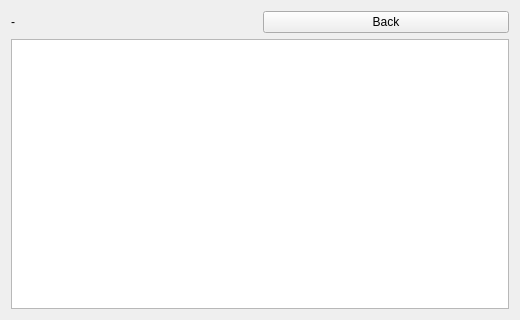
Old version of the form listwidget.ui in the repository Attention-C7/MusicPlayer.
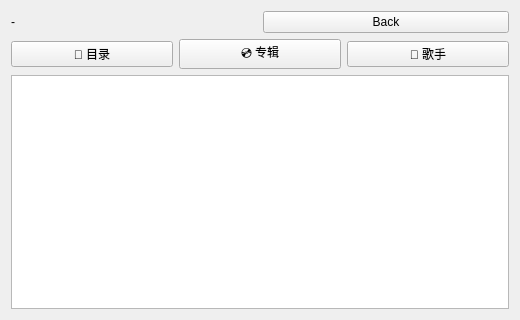
New version of the form.

Commit message: feat: add album and artist tab views in ListWidget

What changed in the file:
```diff
--- a/listwidget.ui
+++ b/listwidget.ui
@@ -32,6 +32,31 @@
      </item>
     </layout>
    </item>
+   <item>
+    <layout class="QHBoxLayout" name="horizontalLayout_tabs">
+     <item>
+      <widget class="QPushButton" name="btn_tab_dir">
+       <property name="text">
+        <string>📁 目录</string>
+       </property>
+      </widget>
+     </item>
+     <item>
+      <widget class="QPushButton" name="btn_tab_album">
+       <property name="text">
+        <string>💿 专辑</string>
+       </property>
+      </widget>
+     </item>
+     <item>
+      <widget class="QPushButton" name="btn_tab_artist">
+       <property name="text">
+        <string>🎤 歌手</string>
+       </property>
+      </widget>
+     </item>
+    </layout>
+   </item>
    <item>
     <widget class="QListWidget" name="listWidget_files">
      <property name="uniformItemSizes">
```
The commit also changes 2 other files.
